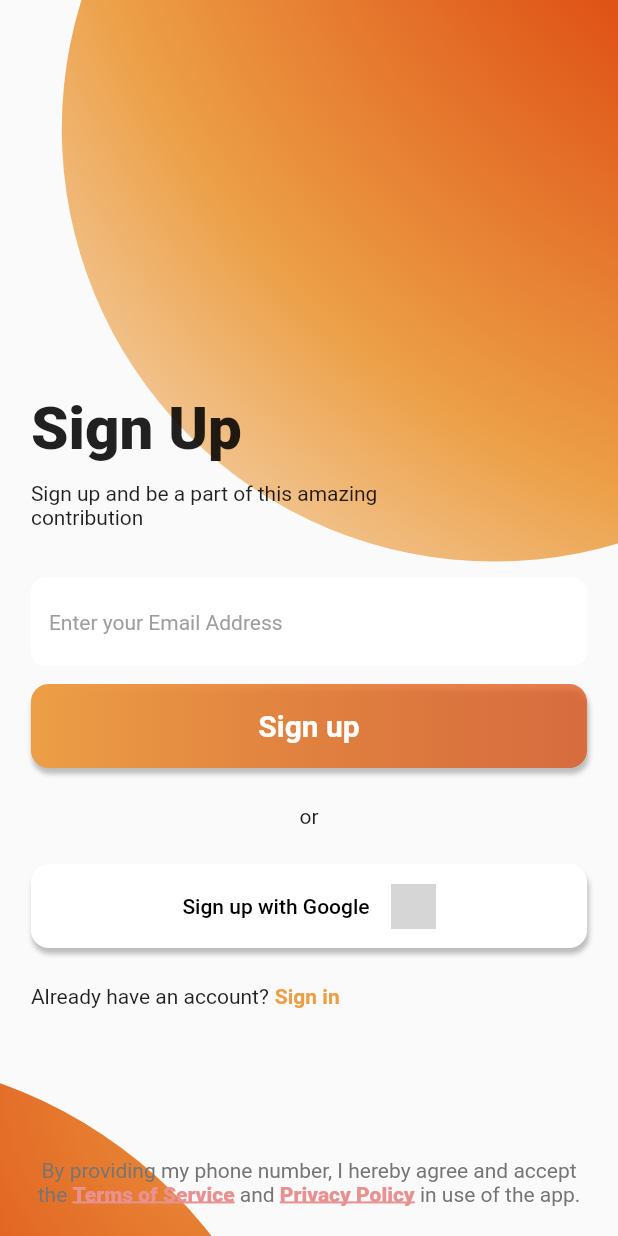
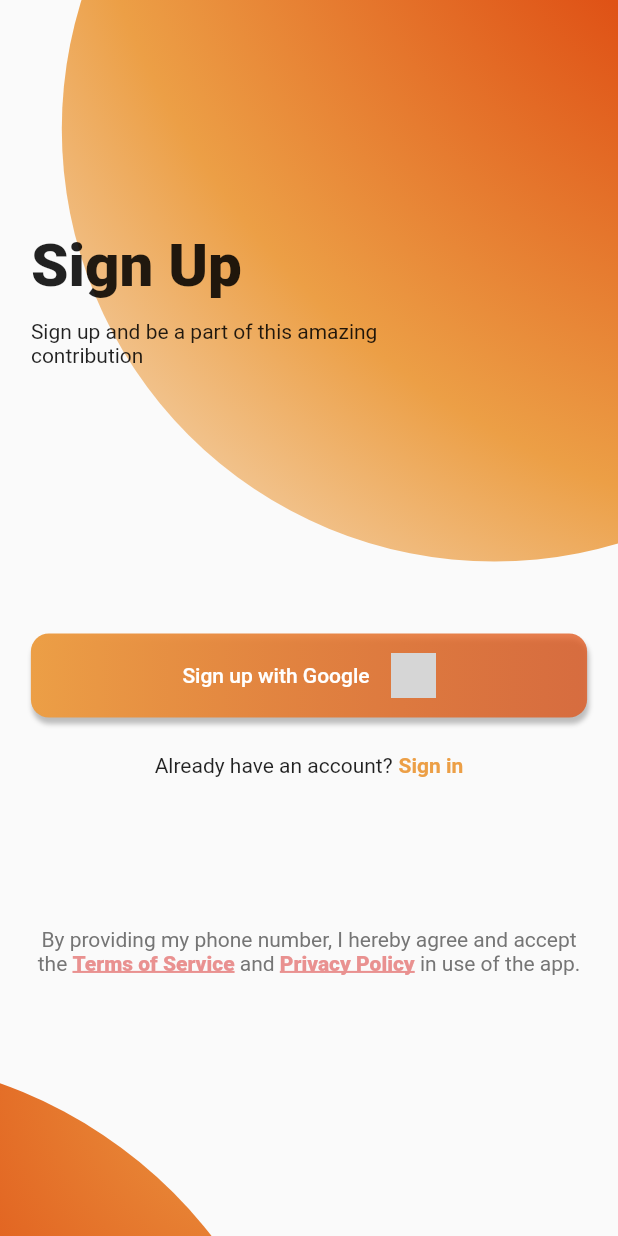
Before and after one commit to pranav-kale-01/excess-food-locator, a Flutter app: the SignUpScreen screen opened directly, on a phone screen of 412 x 824 dp. Run offline on Flutter 3.47's test engine with Material 2 defaults, Android fonts, the phone set to English and light mode, and no system bars; our stand-ins replace cloud_firestore, date_format, firebase_auth, firebase_core, flutter_svg, google_maps_flutter and 3 more; missing offline and left inert: geocoder2; accounts and stored records are empty; network calls fail; grey boxes are pictures that could not be loaded.

Commit message:
Remove button from sign up screen

```diff
--- a/lib/screens/sign_up_screen.dart
+++ b/lib/screens/sign_up_screen.dart
@@ -25,25 +25,26 @@ class _SignUpScreenState extends State<SignUpScreen> {
             child: Column(
               children: [
                 Transform.translate(
-                  offset: Offset( mediaQuery.size.width * 0.3 , -120 ),
+                  offset: Offset(mediaQuery.size.width * 0.3, -120),
                   child: Transform.scale(
                     scale: 1.4,
                     child: CustomPaint(
-                      size: Size( mediaQuery.size.width, mediaQuery.size.width),
+                      size: Size(mediaQuery.size.width, mediaQuery.size.width),
                       painter: const CirclePainter(
-                        offset: Offset( 400, 0 ),
+                        offset: Offset(400, 0),
                       ),
                     ),
                   ),
                 ),
                 Transform.translate(
-                  offset: Offset( -mediaQuery.size.width * 0.75 , mediaQuery.size.height * 0.48 ),
+                  offset: Offset(-mediaQuery.size.width * 0.75,
+                      mediaQuery.size.height * 0.48),
                   child: Transform.scale(
                     scale: 1.5,
                     child: CustomPaint(
-                      size: Size( mediaQuery.size.width, mediaQuery.size.width),
+                      size: Size(mediaQuery.size.width, mediaQuery.size.width),
                       painter: const CirclePainter(
-                        offset: Offset( 400, 0 ),
+                        offset: Offset(400, 0),
                       ),
                     ),
                   ),
@@ -52,173 +53,105 @@ class _SignUpScreenState extends State<SignUpScreen> {
             ),
           ),
           Column(
-            mainAxisAlignment: MainAxisAlignment.end,
+            mainAxisAlignment: MainAxisAlignment.spaceEvenly,
+            crossAxisAlignment: CrossAxisAlignment.start,
+            children: [
+              Column(
+                mainAxisAlignment: MainAxisAlignment.spaceEvenly,
                 crossAxisAlignment: CrossAxisAlignment.start,
                 children: [
                   Container(
                     width: mediaQuery.size.width * 0.9,
-                margin: EdgeInsets.symmetric( horizontal: mediaQuery.size.width * 0.05 ),
+                    margin: EdgeInsets.symmetric(
+                        horizontal: mediaQuery.size.width * 0.05),
                     child: Text(
                       "Sign Up",
                       style: TextStyle(
                           fontSize: mediaQuery.textScaleFactor * 40,
-                      fontWeight: FontWeight.w900
-                  ),
+                          fontWeight: FontWeight.w900),
                     ),
                   ),
                   Container(
                     padding: const EdgeInsets.symmetric(vertical: 12.0),
                     width: mediaQuery.size.width * 0.6,
-                margin: EdgeInsets.symmetric( horizontal: mediaQuery.size.width * 0.05 ),
+                    margin: EdgeInsets.symmetric(
+                        horizontal: mediaQuery.size.width * 0.05),
                     child: Text(
                       "Sign up and be a part of this amazing contribution",
                       style: TextStyle(
                         fontSize: mediaQuery.textScaleFactor * 14,
-
                       ),
                     ),
                   ),
-              Container(
-                width: mediaQuery.size.width * 0.9,
-                margin: EdgeInsets.only( left: mediaQuery.size.width * 0.05, right: mediaQuery.size.width * 0.05, top: 20.0 ),
-                child: TextField(
-                  decoration: InputDecoration(
-                      fillColor: Colors.white,
-                      filled: true,
-                      enabledBorder:  OutlineInputBorder(
-                          borderSide: const BorderSide(
-                              color: Colors.white,
-                              width: 2.0
+                ],
               ),
-                          borderRadius: BorderRadius.circular(10.0)
-                      ),
-                      focusedBorder: OutlineInputBorder(
-                          borderSide: const BorderSide(
-                              color: Color(0xFFEC9F46),
-                              width: 2.0
-                          ),
-                          borderRadius: BorderRadius.circular(10.0)
-                      ),
-                      hintText: "Enter your Email Address",
-                      hintStyle: TextStyle(
-                        fontSize: 14.0 * mediaQuery.textScaleFactor,
-                        color: Colors.grey,
-                      )
-                  ),
-                ),
-              ),
-              Container(
-                  width: mediaQuery.size.width * 0.9,
-                  margin: EdgeInsets.symmetric( horizontal: mediaQuery.size.width * 0.05, vertical: 12.0 ),
-                  child: Container(
-                    padding: const EdgeInsets.symmetric(vertical: 4.0),
-                    decoration: BoxDecoration(
-                        gradient: const LinearGradient(
-                            colors: [
-                              Color(0xFFEC9F46),
-                              Color(0xC0DF5216),
-                            ]
-                        ),
-                        borderRadius: BorderRadius.circular(
-                            12.0
-                        ),
-                        boxShadow: [
-                          BoxShadow(
-                            color: Colors.grey.shade400,
-                            offset: const Offset( 1, 4),
-                            blurRadius: 2,
-                          )
-                        ]
-                    ),
-                    child: ElevatedButton(
-                      onPressed: () {},
-                      style: ElevatedButton.styleFrom(primary: Colors.transparent, shadowColor: Colors.transparent),
-                      child: const Text(
-                        'Sign up',
-                        style: TextStyle(
-                            fontSize: 20,
-                            fontWeight: FontWeight.w600
-                        ),
-                      ),
-                    ),
-                  )
-              ),
-              Container(
-                alignment: Alignment.center,
-                padding: const EdgeInsets.symmetric(vertical: 12.0),
-                width: mediaQuery.size.width * 0.9,
-                margin: EdgeInsets.symmetric( horizontal: mediaQuery.size.width * 0.05 ),
-                child: Text(
-                  "or",
-                  style: TextStyle(
-                    fontSize: mediaQuery.textScaleFactor * 14,
-
-                  ),
-                ),
-              ),
+              Column(
+                children: [
                   FutureBuilder(
                     future: Authentication.initializeFirebase(),
                     builder: (context, snapshot) {
                       if (snapshot.hasError) {
                         return const Text('Error initializing Firebase');
-                  } else if (snapshot.connectionState == ConnectionState.done) {
+                      } else if (snapshot.connectionState ==
+                          ConnectionState.done) {
                         return Container(
                             width: mediaQuery.size.width * 0.9,
-                      margin: EdgeInsets.symmetric( horizontal: mediaQuery.size.width * 0.05, vertical: 12.0 ),
+                            margin: EdgeInsets.symmetric(
+                                horizontal: mediaQuery.size.width * 0.05,
+                                vertical: 12.0),
                             child: Container(
-                          padding: const EdgeInsets.symmetric(vertical: 4.0),
+                              padding:
+                                  const EdgeInsets.symmetric(vertical: 4.0),
                               decoration: BoxDecoration(
-                              color: Colors.white,
-                              borderRadius: BorderRadius.circular(
-                                  12.0
-                              ),
+                                  gradient: const LinearGradient(colors: [
+                                    Color(0xFFEC9F46),
+                                    Color(0xC0DF5216),
+                                  ]),
+                                  borderRadius: BorderRadius.circular(12.0),
                                   boxShadow: [
                                     BoxShadow(
                                       color: Colors.grey.shade400,
-                                  offset: const Offset( 1, 4),
+                                      offset: const Offset(1, 4),
                                       blurRadius: 2,
                                     )
-                              ]
-                          ),
+                                  ]),
                               child: ElevatedButton(
                                   onPressed: () async {
-                              User? user = await Authentication.signInWithGoogle(context: context);
+                                    User? user =
+                                        await Authentication.signInWithGoogle(
+                                            context: context);
 
                                     if (user != null) {
                                       Navigator.of(context).push(
                                         MaterialPageRoute(
                                             builder: (context) => ChooseService(
                                                   user: user,
-                                    )
-                                  ),
+                                                )),
                                       );
                                     }
                                   },
-                            style: ElevatedButton.styleFrom(primary: Colors.transparent, shadowColor: Colors.transparent),
+                                  style: ElevatedButton.styleFrom(
+                                      primary: Colors.transparent,
+                                      shadowColor: Colors.transparent),
                                   child: Row(
                                     mainAxisAlignment: MainAxisAlignment.center,
                                     children: [
                                       const Padding(
-                              padding: EdgeInsets.only( right: 14.0),
+                                        padding: EdgeInsets.only(right: 14.0),
                                         child: Text(
                                           "Sign up with Google",
-                                style: TextStyle(
-                                    color: Colors.black
-                                ),
+                                          style: TextStyle(color: Colors.white),
                                         ),
                                       ),
                                       SizedBox(
                                         width: 30,
                                         height: 30,
                                         child: Image.network(
-                                  "https://assets.stickpng.com/thumbs/5847f9cbcef1014c0b5e48c8.png"
-                              ),
+                                            "https://assets.stickpng.com/thumbs/5847f9cbcef1014c0b5e48c8.png"),
                                       ),
                                     ],
-                        )
-                          ),
-                      )
-                    );
+                                  )),
+                            ));
                       }
                       return const CircularProgressIndicator(
                         valueColor: AlwaysStoppedAnimation<Color>(
@@ -227,47 +160,46 @@ class _SignUpScreenState extends State<SignUpScreen> {
                       );
                     },
                   ),
-
                   Container(
                       alignment: Alignment.center,
                       padding: const EdgeInsets.symmetric(vertical: 12.0),
                       width: mediaQuery.size.width * 0.9,
-                  margin: EdgeInsets.symmetric( horizontal: mediaQuery.size.width * 0.05 ),
+                      margin: EdgeInsets.symmetric(
+                          horizontal: mediaQuery.size.width * 0.05),
                       child: Row(
+                        mainAxisAlignment: MainAxisAlignment.center,
                         children: [
                           const Text("Already have an account?"),
                           Padding(
                             padding: const EdgeInsets.only(left: 4.0),
                             child: GestureDetector(
-                          onTap: () => Navigator.of(context).pushReplacement(
-                              MaterialPageRoute(
+                              onTap: () => Navigator.of(context)
+                                  .pushReplacement(MaterialPageRoute(
                                 builder: (context) => SignInScreen(),
-                              )
-                          ),
+                              )),
                               child: const Text(
                                 "Sign in",
                                 style: TextStyle(
                                     color: Color(0xFFEC9F46),
-                                fontWeight: FontWeight.bold
-                            ),
+                                    fontWeight: FontWeight.bold),
                               ),
                             ),
                           )
-
                         ],
-                  )
-              ),
+                      )),
                   Container(
                     alignment: Alignment.bottomCenter,
                     height: 140,
                     child: Padding(
-                  padding: EdgeInsets.symmetric(vertical: 20, horizontal: mediaQuery.size.width * 0.05 ),
+                      padding: EdgeInsets.symmetric(
+                          vertical: 20,
+                          horizontal: mediaQuery.size.width * 0.05),
                       child: RichText(
                         textAlign: TextAlign.center,
-                    text: TextSpan(
-                        children: [
+                        text: TextSpan(children: [
                           TextSpan(
-                            text: "By providing my phone number, I hereby agree and accept the ",
+                            text:
+                                "By providing my phone number, I hereby agree and accept the ",
                             style: TextStyle(
                               color: Colors.grey.shade600,
                             ),
@@ -298,12 +230,9 @@ class _SignUpScreenState extends State<SignUpScreen> {
                           ),
                           TextSpan(
                             text: " in use of the app.",
-                            style: TextStyle(
-                                color: Colors.grey.shade600
-                            ),
+                            style: TextStyle(color: Colors.grey.shade600),
                           )
-                        ]
-                    ),
+                        ]),
                       ),
                     ),
                   )
@@ -311,6 +240,8 @@ class _SignUpScreenState extends State<SignUpScreen> {
               ),
             ],
           ),
+        ],
+      ),
     );
   }
 }
```
Lines whose indentation alone changed are shown as unchanged.
